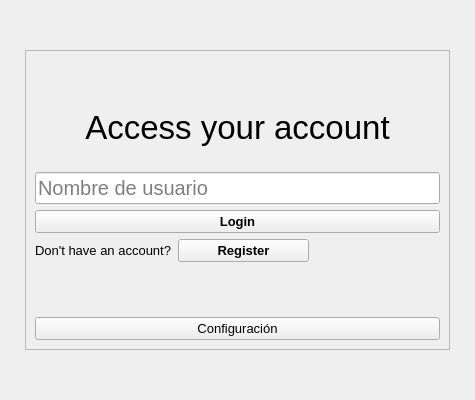
Above: User_app/src/login/login_widget.ui from edugaidano/Little-Social-Network before the change. Below: the same form after it.
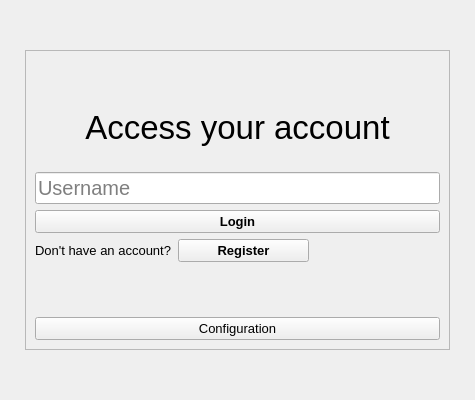
That is the form after the change.

```diff
--- a/User_app/src/login/login_widget.ui
+++ b/User_app/src/login/login_widget.ui
@@ -106,7 +106,7 @@
          </font>
         </property>
         <property name="placeholderText">
-         <string>Nombre de usuario</string>
+         <string>Username</string>
         </property>
        </widget>
       </item>
@@ -202,7 +202,7 @@
          </font>
         </property>
         <property name="text">
-         <string>Configuración</string>
+         <string>Configuration</string>
         </property>
        </widget>
       </item>
```
Left out of the diff: 2 changed lines with no effect on the pictures.
